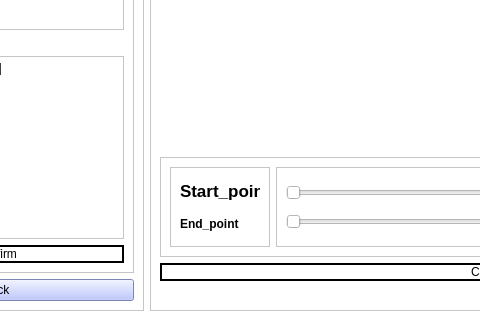
MotionInput/Team14-CopyClare, file copyclare/ui/video_addition.ui: the form before one commit; both pictures show x 161 to 641 and y 535 to 855 of the 981 by 855 pixel window.
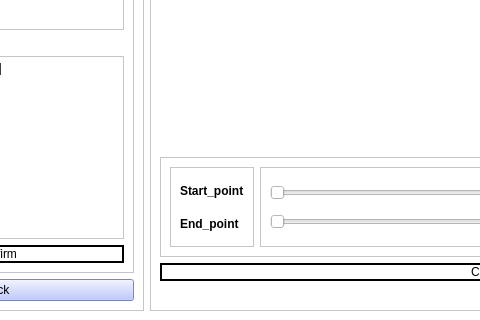
The form after the commit.

Commit message: fix the new add card can not be attempt

The edit to the form file:
```diff
--- a/copyclare/ui/video_addition.ui
+++ b/copyclare/ui/video_addition.ui
@@ -453,7 +453,7 @@
                    <widget class="QLabel" name="Start">
                     <property name="font">
                      <font>
-                      <pointsize>13</pointsize>
+                      <pointsize>9</pointsize>
                       <weight>75</weight>
                       <bold>true</bold>
                      </font>
```
Left out of the diff: 12 changed lines with no effect on the pictures. The commit also changes 1 other file.
